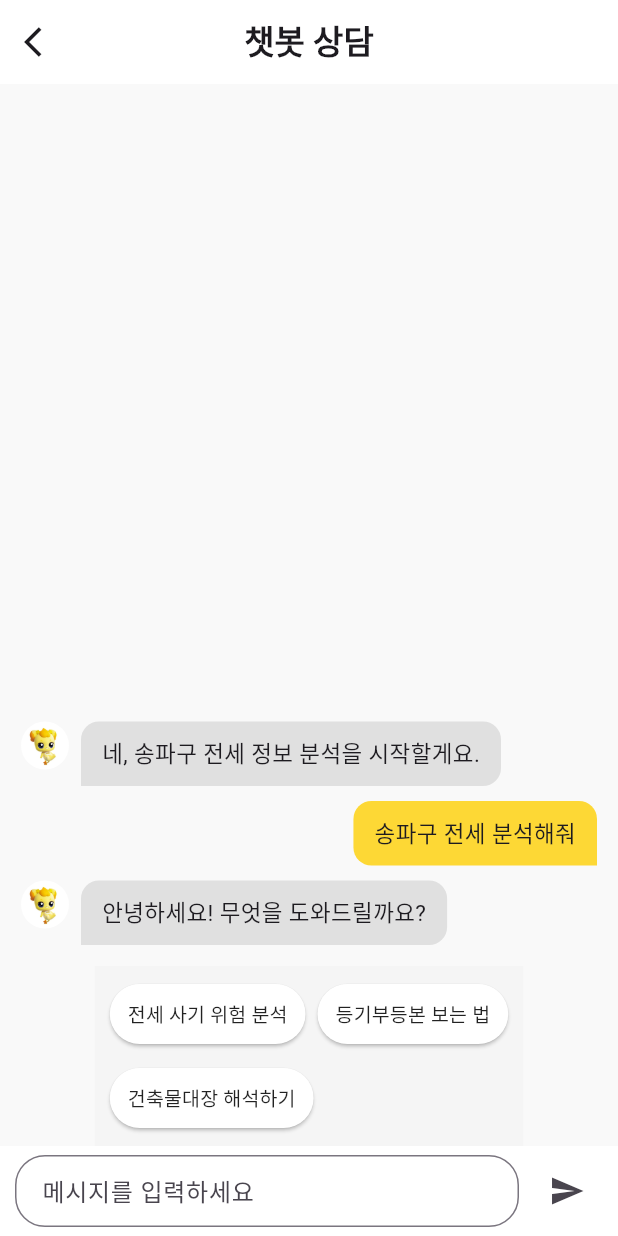
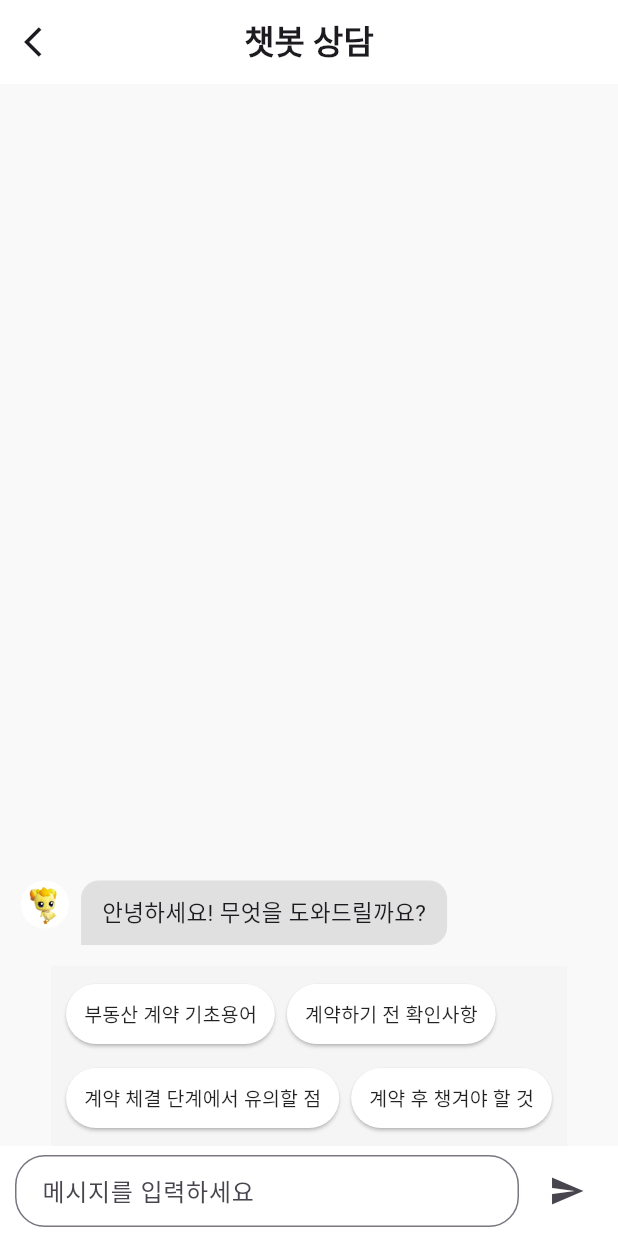
Before and after one commit to KimWool/Capstone-Project, a Flutter app: the Chat screen opened by its route, on a phone screen of 412 x 824 dp. Run offline on Flutter 3.47's test engine with Material 3 defaults, Android fonts, the phone set to English and light mode, and no system bars.

Commit message:
[챗봇기능]

```diff
--- a/lib/screens/chat.dart
+++ b/lib/screens/chat.dart
@@ -1,46 +1,71 @@
+// ✅ 수정 사항 반영: 2단계 버튼 구조 구현 + UX 개선
+
 import 'package:flutter/material.dart';
+import 'package:capstone_project/services/api_service.dart';
 
 class Chat extends StatefulWidget {
   const Chat({super.key});
 
   @override
-  // 화면 상태 관리하는 _ChatPageState 연결
   State<Chat> createState() => _ChatPageState();
 }
 
 class _ChatPageState extends State<Chat> {
   final List<Map<String, dynamic>> chatList = [
     {'message': '안녕하세요! 무엇을 도와드릴까요?', 'isUser': false},
-    {'message': '송파구 전세 분석해줘', 'isUser': true},
-    {'message': '네, 송파구 전세 정보 분석을 시작할게요.', 'isUser': false},
   ];
+
   final TextEditingController _controller = TextEditingController();
   final ScrollController _scrollController = ScrollController();
 
-  void _sendMessage(String text) {
+  // ✅ 주제 → 키워드 리스트 매핑
+  final Map<String, List<String>> queryMap = {
+    "부동산 계약 기초용어": [
+      "임대인", "임차인", "차임", "보증금", "인도", "양도",
+      "확정일자", "대항력", "우선변제권", "선순위 채권",
+      "근저당권", "계약갱신 요구권", "묵시적 갱신", "전월세 상한제", "소액임차인 최우선 변제권"
+    ],
+    "계약하기 전 확인사항": [
+      "임대인 정보 확인", "안전한 중개사무소 확인법", "적절한 중개보수료 확인법",
+      "등기부등본", "주택 기본정보", "공인중개사 정보 확인"
+    ],
+    "계약 체결 단계에서 유의할 점": [
+      "계약서 양식", "계약기간 및 임대료", "특약사항", "전세계약 체결 기간",
+      "부동산 가계약", "임대인 정보"
+    ],
+    "계약 후 챙겨야 할 것": [
+      "전입신고 및 확정일자", "전입신고 하는 법", "확정일자 받는 법",
+      "전세보증금 반환보증", "전세보증금 반환 보증"
+    ]
+  };
+
+  String? selectedCategory;
+
+  void _sendMessage(String text, {String source = "input"}) async {
     if (text.trim().isEmpty) return;
 
     setState(() {
       chatList.insert(0, {'message': text.trim(), 'isUser': true});
+      // selectedCategory = null;  // ❗ 주석 처리하여 하위 버튼 유지
     });
 
     _controller.clear();
     _scrollToBottom();
 
-    // 가상 AI 응답 (딜레이 후 추가)
-    Future.delayed(const Duration(milliseconds: 500), () {
-      setState(() {
-        chatList.insert(0, {'message': 'AI의 응답입니다.', 'isUser': false});
-      });
-      _scrollToBottom();
+    final botResponse = await ApiService.fetchChatbotAnswer(text, source: source);
+
+    setState(() {
+      chatList.insert(0, {'message': botResponse, 'isUser': false});
     });
+
+    _scrollToBottom();
   }
 
   void _scrollToBottom() {
-    Future.delayed(Duration(milliseconds: 100), () {
+    Future.delayed(const Duration(milliseconds: 100), () {
       if (_scrollController.hasClients) {
         _scrollController.animateTo(
-          0.0, // ListView를 reverse:true 로 만들었기 때문에 0이 가장 아래입니다
+          0.0,
           duration: const Duration(milliseconds: 300),
           curve: Curves.easeOut,
         );
@@ -48,11 +73,13 @@ class _ChatPageState extends State<Chat> {
     });
   }
 
-  void _onQuickQuestionSelected(String text) {
-    _sendMessage(text);
+  void _onMainCategorySelected(String category) {
+    setState(() {
+      selectedCategory = category;
+    });
   }
 
-  Widget _buildQuickQuestionButton(String text) {
+  Widget _buildQuickQuestionButton(String text, VoidCallback onPressed) {
     return ElevatedButton(
       style: ElevatedButton.styleFrom(
         backgroundColor: Colors.white,
@@ -61,8 +88,8 @@ class _ChatPageState extends State<Chat> {
         elevation: 1,
         padding: const EdgeInsets.symmetric(horizontal: 12, vertical: 8),
       ),
-      onPressed: () => _onQuickQuestionSelected(text),
-      child: Text(text, style: TextStyle(fontSize: 13)),
+      onPressed: onPressed,
+      child: Text(text, style: const TextStyle(fontSize: 13)),
     );
   }
 
@@ -71,8 +98,7 @@ class _ChatPageState extends State<Chat> {
     final message = chat['message'];
 
     return Row(
-      mainAxisAlignment:
-      isUser ? MainAxisAlignment.end : MainAxisAlignment.start,
+      mainAxisAlignment: isUser ? MainAxisAlignment.end : MainAxisAlignment.start,
       crossAxisAlignment: CrossAxisAlignment.start,
       children: [
         if (!isUser) ...[
@@ -95,10 +121,8 @@ class _ChatPageState extends State<Chat> {
               borderRadius: BorderRadius.only(
                 topLeft: const Radius.circular(12),
                 topRight: const Radius.circular(12),
-                bottomLeft:
-                Radius.circular(isUser ? 12 : 0), // 사용자면 오른쪽 말풍선
-                bottomRight:
-                Radius.circular(isUser ? 0 : 12), // AI면 왼쪽 말풍선
+                bottomLeft: Radius.circular(isUser ? 12 : 0),
+                bottomRight: Radius.circular(isUser ? 0 : 12),
               ),
             ),
             child: Text(
@@ -113,6 +137,8 @@ class _ChatPageState extends State<Chat> {
 
   @override
   Widget build(BuildContext context) {
+    final subKeywords = selectedCategory != null ? queryMap[selectedCategory!] ?? [] : [];
+
     return Scaffold(
       backgroundColor: const Color(0xfff9f9f9),
       resizeToAvoidBottomInset: true,
@@ -131,7 +157,7 @@ class _ChatPageState extends State<Chat> {
         centerTitle: true,
       ),
       body: GestureDetector(
-        onTap: () => FocusScope.of(context).unfocus(), // 화면 터치 시 키보드 내리기
+        onTap: () => FocusScope.of(context).unfocus(),
         child: Column(
           children: [
             Expanded(
@@ -147,38 +173,58 @@ class _ChatPageState extends State<Chat> {
               ),
             ),
 
-            // 추천 질문 버튼
+            // ✅ 추천 질문 메인 카테고리
             Container(
               color: Colors.grey[100],
               padding: const EdgeInsets.symmetric(horizontal: 10, vertical: 8),
               child: Wrap(
                 spacing: 8,
                 runSpacing: 8,
-                children: [
-                  _buildQuickQuestionButton("전세 사기 위험 분석"),
-                  _buildQuickQuestionButton("등기부등본 보는 법"),
-                  _buildQuickQuestionButton("건축물대장 해석하기"),
-                ],
+                children: queryMap.keys.map((category) =>
+                    _buildQuickQuestionButton(category, () => _onMainCategorySelected(category))).toList(),
               ),
             ),
 
-            // 메시지 입력창
+            // ✅ 서브 키워드 버튼 표시 (가로 스크롤 대응)
+            if (selectedCategory != null) ...[
+              Container(
+                height: 50,
+                padding: const EdgeInsets.symmetric(horizontal: 10),
+                color: Colors.grey[200],
+                child: SingleChildScrollView(
+                  scrollDirection: Axis.horizontal,
+                  child: Row(
+                    children: subKeywords.map((keyword) =>
+                        Padding(
+                          padding: const EdgeInsets.only(right: 8),
+                          child: _buildQuickQuestionButton(keyword, () => _sendMessage(keyword, source: "button")),
+                        )
+                    ).toList(),
+                  ),
+                ),
+              )
+            ],
+
+            // ✅ 메시지 입력창
             Container(
-              padding:
-              const EdgeInsets.symmetric(horizontal: 10, vertical: 6),
+              padding: const EdgeInsets.symmetric(horizontal: 10, vertical: 6),
               color: Colors.white,
               child: Row(
                 children: [
                   Expanded(
                     child: TextField(
                       controller: _controller,
+                      keyboardType: TextInputType.text,
+                      textInputAction: TextInputAction.send,
+                      enableSuggestions: true,
+                      autocorrect: true,
                       decoration: const InputDecoration(
                         hintText: "메시지를 입력하세요",
                         border: OutlineInputBorder(
                           borderRadius: BorderRadius.all(Radius.circular(20)),
                         ),
-                        contentPadding:
-                        EdgeInsets.symmetric(horizontal: 14, vertical: 10),
+                        contentPadding: EdgeInsets.symmetric(
+                            horizontal: 14, vertical: 10),
                       ),
                     ),
                   ),
--- a/pubspec.yaml
+++ b/pubspec.yaml
@@ -30,7 +30,7 @@ environment:
 dependencies:
   flutter:
     sdk: flutter
-  http: ^0.13.0 #Flutter에서 REST API와 통신하기 위해 http 패키지를 사용
+  http: ^0.13.5 #Flutter에서 REST API와 통신하기 위해 http 패키지를 사용
 
   # The following adds the Cupertino Icons font to your application.
   # Use with the CupertinoIcons class for iOS style icons.
```
Also changed, not shown: lib/services/api_service.dart (+24 -0 lines), 4 other files.
